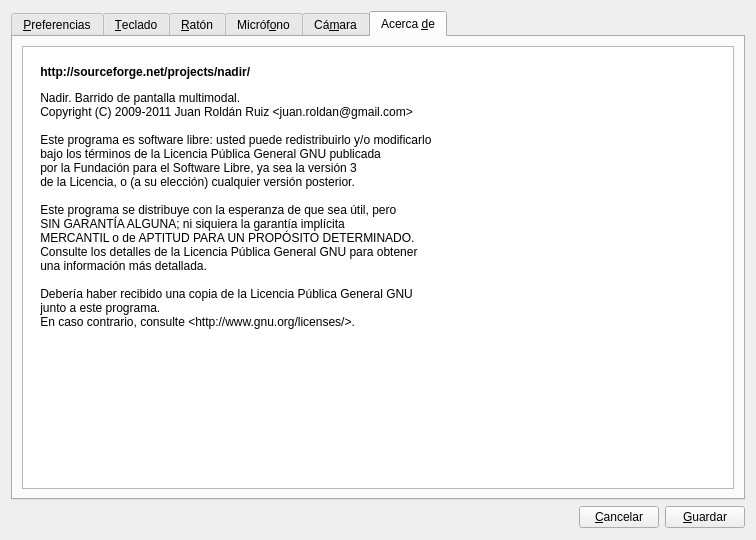
This is src/confWidget.ui in rfernandezfranco/nadir as Qt 5 draws it before an edit. The edited form follows.
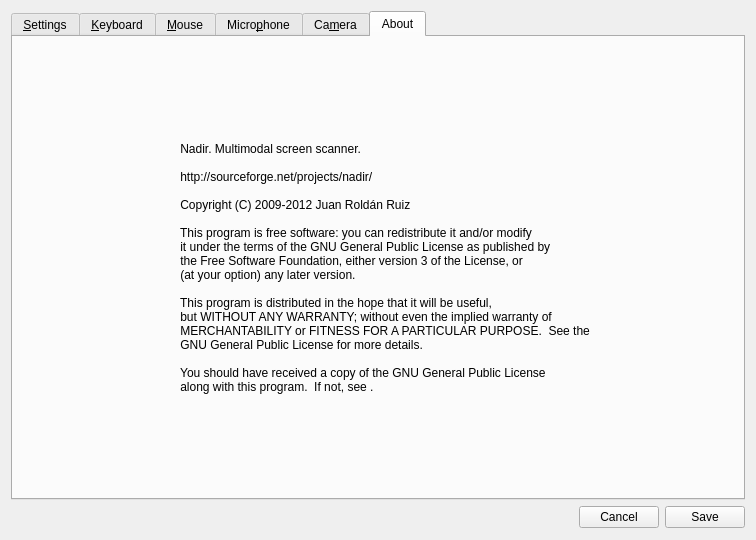
This is the edited form. The open tabs and pages were chosen to show the change. Icons and pictures are not drawn.

Diff of the .ui file:
```diff
--- a/src/confWidget.ui
+++ b/src/confWidget.ui
@@ -36,7 +36,7 @@
       </sizepolicy>
      </property>
      <property name="text">
-      <string>&amp;Guardar</string>
+      <string>Save</string>
      </property>
     </widget>
    </item>
@@ -62,7 +62,7 @@
       </sizepolicy>
      </property>
      <property name="text">
-      <string>&amp;Cancelar</string>
+      <string>Cancel</string>
      </property>
     </widget>
    </item>
@@ -89,7 +89,7 @@
         <normaloff>:/images/images/preferences.svg</normaloff>:/images/images/preferences.svg</iconset>
       </attribute>
       <attribute name="title">
-       <string>&amp;Preferencias</string>
+       <string>&amp;Settings</string>
       </attribute>
       <layout class="QGridLayout" name="gridLayout">
        <item row="0" column="1" rowspan="2" colspan="2">
@@ -400,7 +400,7 @@
         <normaloff>:/images/images/keyboard.svg</normaloff>:/images/images/keyboard.svg</iconset>
       </attribute>
       <attribute name="title">
-       <string>&amp;Teclado</string>
+       <string>&amp;Keyboard</string>
       </attribute>
       <layout class="QGridLayout" name="gridLayout_16">
        <item row="0" column="0" colspan="3">
@@ -571,7 +571,7 @@
         <normaloff>:/images/images/mouse.svg</normaloff>:/images/images/mouse.svg</iconset>
       </attribute>
       <attribute name="title">
-       <string>&amp;Ratón</string>
+       <string>&amp;Mouse</string>
       </attribute>
       <layout class="QGridLayout" name="gridLayout_5">
        <item row="1" column="0" colspan="2">
@@ -630,7 +630,7 @@
         <normaloff>:/images/images/audio-input-microphone.svg</normaloff>:/images/images/audio-input-microphone.svg</iconset>
       </attribute>
       <attribute name="title">
-       <string>Micróf&amp;ono</string>
+       <string>Micro&amp;phone</string>
       </attribute>
       <layout class="QGridLayout" name="gridLayout_14">
        <item row="1" column="0">
@@ -1137,7 +1137,7 @@
         <normaloff>:/images/images/camera.svg</normaloff>:/images/images/camera.svg</iconset>
       </attribute>
       <attribute name="title">
-       <string>Cá&amp;mara</string>
+       <string>Ca&amp;mera</string>
       </attribute>
       <layout class="QGridLayout" name="gridLayout_3">
        <item row="0" column="0" colspan="3">
@@ -1219,44 +1219,59 @@
         <normaloff>:/images/images/about.svg</normaloff>:/images/images/about.svg</iconset>
       </attribute>
       <attribute name="title">
-       <string>Acerca &amp;de</string>
+       <string>About</string>
       </attribute>
       <layout class="QGridLayout" name="gridLayout_10">
-       <item row="0" column="0">
-        <widget class="QTextEdit" name="aboutText">
-         <property name="enabled">
-          <bool>true</bool>
-         </property>
-         <property name="readOnly">
-          <bool>true</bool>
-         </property>
-         <property name="html">
-          <string>&lt;!DOCTYPE HTML PUBLIC &quot;-//W3C//DTD HTML 4.0//EN&quot; &quot;http://www.w3.org/TR/REC-html40/strict.dtd&quot;&gt;
-&lt;html&gt;&lt;head&gt;&lt;meta name=&quot;qrichtext&quot; content=&quot;1&quot; /&gt;&lt;style type=&quot;text/css&quot;&gt;
-p, li { white-space: pre-wrap; }
-&lt;/style&gt;&lt;/head&gt;&lt;body style=&quot; font-family:'DejaVu Sans'; font-size:9pt; font-weight:400; font-style:normal;&quot;&gt;
-&lt;p align=&quot;center&quot; style=&quot;-qt-paragraph-type:empty; margin-top:0px; margin-bottom:0px; margin-left:0px; margin-right:0px; -qt-block-indent:0; text-indent:0px; font-family:'Sans Serif';&quot;&gt;&lt;br /&gt;&lt;/p&gt;
-&lt;p style=&quot; margin-top:0px; margin-bottom:0px; margin-left:0px; margin-right:0px; -qt-block-indent:0; text-indent:0px;&quot;&gt;&lt;span style=&quot; font-family:'Courier New,courier'; font-weight:600;&quot;&gt;    http://sourceforge.net/projects/nadir/&lt;/span&gt;&lt;/p&gt;
-&lt;p style=&quot; margin-top:12px; margin-bottom:0px; margin-left:0px; margin-right:0px; -qt-block-indent:0; text-indent:0px;&quot;&gt;&lt;span style=&quot; font-family:'Courier New,courier';&quot;&gt;    Nadir. Barrido de pantalla multimodal.&lt;/span&gt;&lt;/p&gt;
-&lt;p style=&quot; margin-top:0px; margin-bottom:0px; margin-left:0px; margin-right:0px; -qt-block-indent:0; text-indent:0px;&quot;&gt;&lt;span style=&quot; font-family:'Courier New,courier';&quot;&gt;    Copyright (C) 2009-2011 Juan Roldán Ruiz &amp;lt;juan.roldan@gmail.com&amp;gt;&lt;/span&gt;&lt;/p&gt;
-&lt;p style=&quot;-qt-paragraph-type:empty; margin-top:0px; margin-bottom:0px; margin-left:0px; margin-right:0px; -qt-block-indent:0; text-indent:0px; font-family:'Courier New,courier';&quot;&gt;&lt;br /&gt;&lt;/p&gt;
-&lt;p style=&quot; margin-top:0px; margin-bottom:0px; margin-left:0px; margin-right:0px; -qt-block-indent:0; text-indent:0px;&quot;&gt;&lt;span style=&quot; font-family:'Courier New,courier';&quot;&gt;    Este programa es software libre: usted puede redistribuirlo y/o modificarlo &lt;/span&gt;&lt;/p&gt;
-&lt;p style=&quot; margin-top:0px; margin-bottom:0px; margin-left:0px; margin-right:0px; -qt-block-indent:0; text-indent:0px;&quot;&gt;&lt;span style=&quot; font-family:'Courier New,courier';&quot;&gt;    bajo los términos de la Licencia Pública General GNU publicada &lt;/span&gt;&lt;/p&gt;
-&lt;p style=&quot; margin-top:0px; margin-bottom:0px; margin-left:0px; margin-right:0px; -qt-block-indent:0; text-indent:0px;&quot;&gt;&lt;span style=&quot; font-family:'Courier New,courier';&quot;&gt;    por la Fundación para el Software Libre, ya sea la versión 3 &lt;/span&gt;&lt;/p&gt;
-&lt;p style=&quot; margin-top:0px; margin-bottom:0px; margin-left:0px; margin-right:0px; -qt-block-indent:0; text-indent:0px;&quot;&gt;&lt;span style=&quot; font-family:'Courier New,courier';&quot;&gt;    de la Licencia, o (a su elección) cualquier versión posterior.&lt;/span&gt;&lt;/p&gt;
-&lt;p style=&quot;-qt-paragraph-type:empty; margin-top:0px; margin-bottom:0px; margin-left:0px; margin-right:0px; -qt-block-indent:0; text-indent:0px; font-family:'Courier New,courier';&quot;&gt;&lt;br /&gt;&lt;/p&gt;
-&lt;p style=&quot; margin-top:0px; margin-bottom:0px; margin-left:0px; margin-right:0px; -qt-block-indent:0; text-indent:0px;&quot;&gt;&lt;span style=&quot; font-family:'Courier New,courier';&quot;&gt;    Este programa se distribuye con la esperanza de que sea útil, pero &lt;/span&gt;&lt;/p&gt;
-&lt;p style=&quot; margin-top:0px; margin-bottom:0px; margin-left:0px; margin-right:0px; -qt-block-indent:0; text-indent:0px;&quot;&gt;&lt;span style=&quot; font-family:'Courier New,courier';&quot;&gt;    SIN GARANTÍA ALGUNA; ni siquiera la garantía implícita &lt;/span&gt;&lt;/p&gt;
-&lt;p style=&quot; margin-top:0px; margin-bottom:0px; margin-left:0px; margin-right:0px; -qt-block-indent:0; text-indent:0px;&quot;&gt;&lt;span style=&quot; font-family:'Courier New,courier';&quot;&gt;    MERCANTIL o de APTITUD PARA UN PROPÓSITO DETERMINADO. &lt;/span&gt;&lt;/p&gt;
-&lt;p style=&quot; margin-top:0px; margin-bottom:0px; margin-left:0px; margin-right:0px; -qt-block-indent:0; text-indent:0px;&quot;&gt;&lt;span style=&quot; font-family:'Courier New,courier';&quot;&gt;    Consulte los detalles de la Licencia Pública General GNU para obtener &lt;/span&gt;&lt;/p&gt;
-&lt;p style=&quot; margin-top:0px; margin-bottom:0px; margin-left:0px; margin-right:0px; -qt-block-indent:0; text-indent:0px;&quot;&gt;&lt;span style=&quot; font-family:'Courier New,courier';&quot;&gt;    una información más detallada. &lt;/span&gt;&lt;/p&gt;
-&lt;p style=&quot;-qt-paragraph-type:empty; margin-top:0px; margin-bottom:0px; margin-left:0px; margin-right:0px; -qt-block-indent:0; text-indent:0px; font-family:'Courier New,courier';&quot;&gt;&lt;br /&gt;&lt;/p&gt;
-&lt;p style=&quot; margin-top:0px; margin-bottom:0px; margin-left:0px; margin-right:0px; -qt-block-indent:0; text-indent:0px;&quot;&gt;&lt;span style=&quot; font-family:'Courier New,courier';&quot;&gt;    Debería haber recibido una copia de la Licencia Pública General GNU &lt;/span&gt;&lt;/p&gt;
-&lt;p style=&quot; margin-top:0px; margin-bottom:0px; margin-left:0px; margin-right:0px; -qt-block-indent:0; text-indent:0px;&quot;&gt;&lt;span style=&quot; font-family:'Courier New,courier';&quot;&gt;    junto a este programa. &lt;/span&gt;&lt;/p&gt;
-&lt;p style=&quot; margin-top:0px; margin-bottom:12px; margin-left:0px; margin-right:0px; -qt-block-indent:0; text-indent:0px;&quot;&gt;&lt;span style=&quot; font-family:'Courier New,courier';&quot;&gt;    En caso contrario, consulte &amp;lt;http://www.gnu.org/licenses/&amp;gt;.&lt;/span&gt;&lt;/p&gt;&lt;/body&gt;&lt;/html&gt;</string>
+       <item row="0" column="1">
+        <widget class="QLabel" name="aboutLabel">
+         <property name="text">
+          <string>    Nadir. Multimodal screen scanner.
+
+    http://sourceforge.net/projects/nadir/
+
+    Copyright (C) 2009-2012 Juan Roldán Ruiz &lt;juan.roldan@gmail.com&gt;
+
+    This program is free software: you can redistribute it and/or modify
+    it under the terms of the GNU General Public License as published by
+    the Free Software Foundation, either version 3 of the License, or
+    (at your option) any later version.
+
+    This program is distributed in the hope that it will be useful,
+    but WITHOUT ANY WARRANTY; without even the implied warranty of
+    MERCHANTABILITY or FITNESS FOR A PARTICULAR PURPOSE.  See the
+    GNU General Public License for more details.
+
+    You should have received a copy of the GNU General Public License
+    along with this program.  If not, see &lt;http://www.gnu.org/licenses/&gt;.</string>
          </property>
         </widget>
        </item>
+       <item row="0" column="0">
+        <spacer name="horizontalSpacer_6">
+         <property name="orientation">
+          <enum>Qt::Horizontal</enum>
+         </property>
+         <property name="sizeHint" stdset="0">
+          <size>
+           <width>40</width>
+           <height>20</height>
+          </size>
+         </property>
+        </spacer>
+       </item>
+       <item row="0" column="2">
+        <spacer name="horizontalSpacer_12">
+         <property name="orientation">
+          <enum>Qt::Horizontal</enum>
+         </property>
+         <property name="sizeHint" stdset="0">
+          <size>
+           <width>40</width>
+           <height>20</height>
+          </size>
+         </property>
+        </spacer>
+       </item>
       </layout>
      </widget>
     </widget>
```
Left out of the diff: 107 changed lines with no effect on the pictures.
